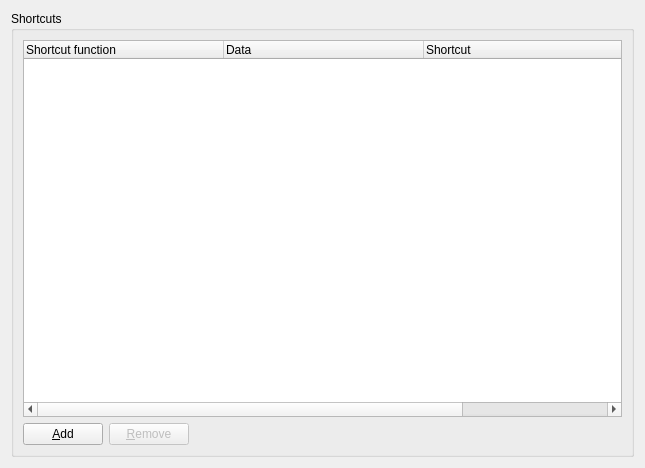
First picture: the form in src/mumble/GlobalShortcut.ui, repository mumble-voip/mumble, before the edit.
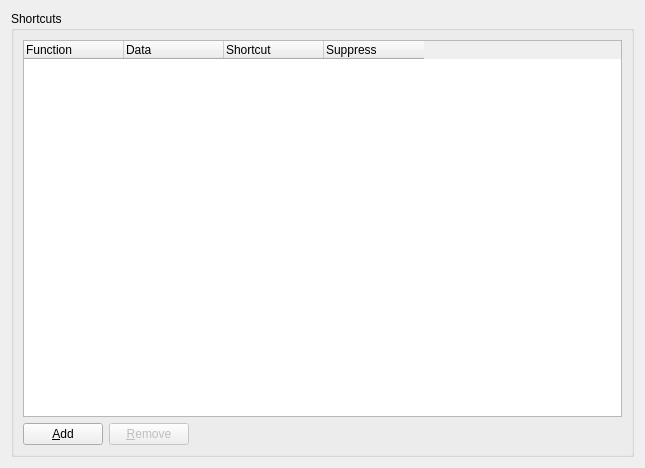
Second picture: the form after the edit.

Commit message: Fix column sizes in shortcut dialog

What changed in the file:
```diff
--- a/src/mumble/GlobalShortcut.ui
+++ b/src/mumble/GlobalShortcut.ui
@@ -80,17 +80,26 @@
          <bool>false</bool>
         </property>
         <attribute name="headerDefaultSectionSize">
-         <number>200</number>
+         <number>100</number>
         </attribute>
         <attribute name="headerMinimumSectionSize">
+         <number>50</number>
+        </attribute>
+        <attribute name="headerStretchLastSection">
+         <bool>false</bool>
+        </attribute>
+        <attribute name="headerDefaultSectionSize">
          <number>100</number>
         </attribute>
         <attribute name="headerMinimumSectionSize">
-         <number>100</number>
+         <number>50</number>
+        </attribute>
+        <attribute name="headerStretchLastSection">
+         <bool>false</bool>
         </attribute>
         <column>
          <property name="text">
-          <string>Shortcut function</string>
+          <string>Function</string>
          </property>
         </column>
         <column>
```
Left out of the diff: 3 changed lines with no effect on the pictures. The commit also changes 1 other file.
